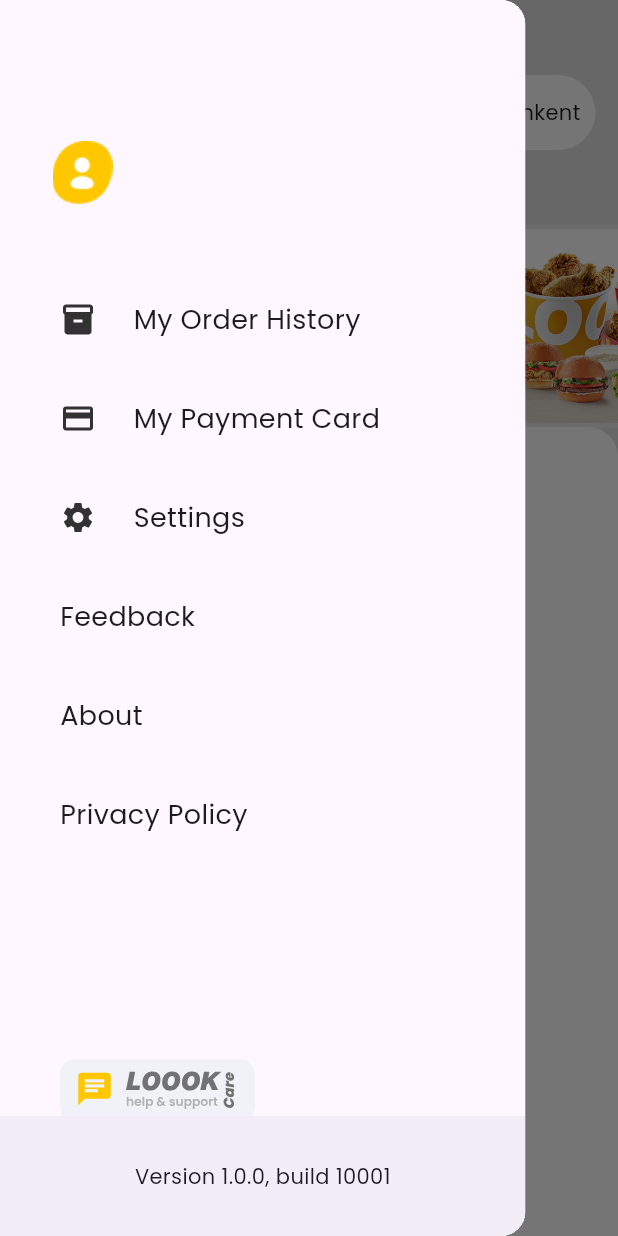
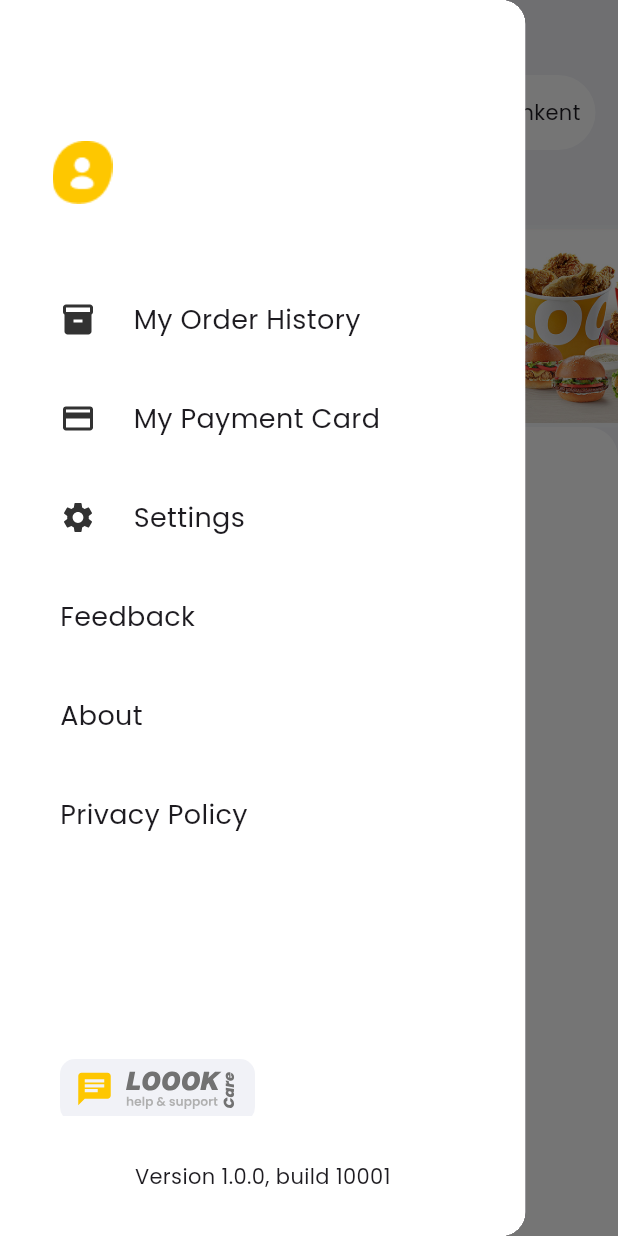
Before and after one commit to IbrokhimSidikov/apploook, a Flutter app: the HomeNew screen opened by its route, with the side drawer open, on a phone screen of 412 x 824 dp. Run offline on Flutter 3.47's test engine with Material 3 defaults, Android fonts, the phone set to English and light mode, and no system bars; our stand-ins replace curved_navigation_bar, dio, flutter_svg, geolocator, shared_preferences; missing offline and left inert: phone_form_field, yandex_mapkit; accounts and stored records are empty; network calls fail.

Commit message:
Optimization phase 07

```diff
--- a/lib/pages/authorization.dart
+++ b/lib/pages/authorization.dart
@@ -113,8 +113,8 @@
                 },
                 countryButtonStyle: const CountryButtonStyle(
                   showDialCode: true, // Display +998
-                  showIsoCode: false, // Hide ISO code (optional)
-                  showFlag: true, // Display Uzbekistan flag (optional)
+                  showIsoCode: false, // Hide ISO code
+                  showFlag: true, // Display Uzbekistan flag
                   flagSize: 16,
                 ),
               ),
--- a/lib/pages/cart.dart
+++ b/lib/pages/cart.dart
@@ -57,6 +57,7 @@
 
     return Scaffold(
       appBar: AppBar(
+        backgroundColor: Colors.white,
         title: const Text(
           'Cart',
           style: TextStyle(color: Colors.black, fontSize: 18),
--- a/lib/pages/homenew.dart
+++ b/lib/pages/homenew.dart
@@ -172,7 +172,7 @@
     var cartProvider = Provider.of<CartProvider>(context);
     return Scaffold(
       key: _scaffoldKey,
-      backgroundColor: const Color.fromARGB(255, 226, 225, 225),
+      backgroundColor: Color(0xFFF1F2F7),
       body: Container(
         margin: const EdgeInsets.only(top: 10.0),
         child: Stack(
@@ -182,7 +182,7 @@
               width: MediaQuery.of(context).size.width,
               height: MediaQuery.of(context).size.height,
               decoration: const BoxDecoration(
-                color: Color.fromARGB(255, 226, 225, 225),
+                color: Colors.transparent,
               ),
             ),
             // Body Container
--- a/lib/pages/profile.dart
+++ b/lib/pages/profile.dart
@@ -38,6 +38,7 @@
   @override
   Widget build(BuildContext context) {
     return Scaffold(
+      backgroundColor: Colors.white,
       body: Stack(
         children: [
           Positioned(
@@ -46,7 +47,8 @@
             child: Row(
               children: [
                 Container(
-                  padding: const EdgeInsets.only(left: 5.0, top: 5.0, bottom: 5.0),
+                  padding:
+                      const EdgeInsets.only(left: 5.0, top: 5.0, bottom: 5.0),
                   decoration: const BoxDecoration(
                     shape: BoxShape.circle,
                     //color: Color.fromARGB(255, 255, 215, 59),
@@ -55,7 +57,7 @@
                     'images/profile_icon.png', // Path to your SVG file
                     width: 50,
                     height: 50,
-                   // Optional: apply color if needed
+                    // Optional: apply color if needed
                   ),
                 ),
                 const SizedBox(
@@ -192,6 +194,7 @@
         ],
       ),
       bottomNavigationBar: const BottomAppBar(
+        color: Colors.white,
         child: Row(
           mainAxisAlignment: MainAxisAlignment.center,
           children: [Text('Version 1.0.0, build 10001')],
```
Also changed, not shown: lib/pages/checkout.dart (+10 -0 lines).
